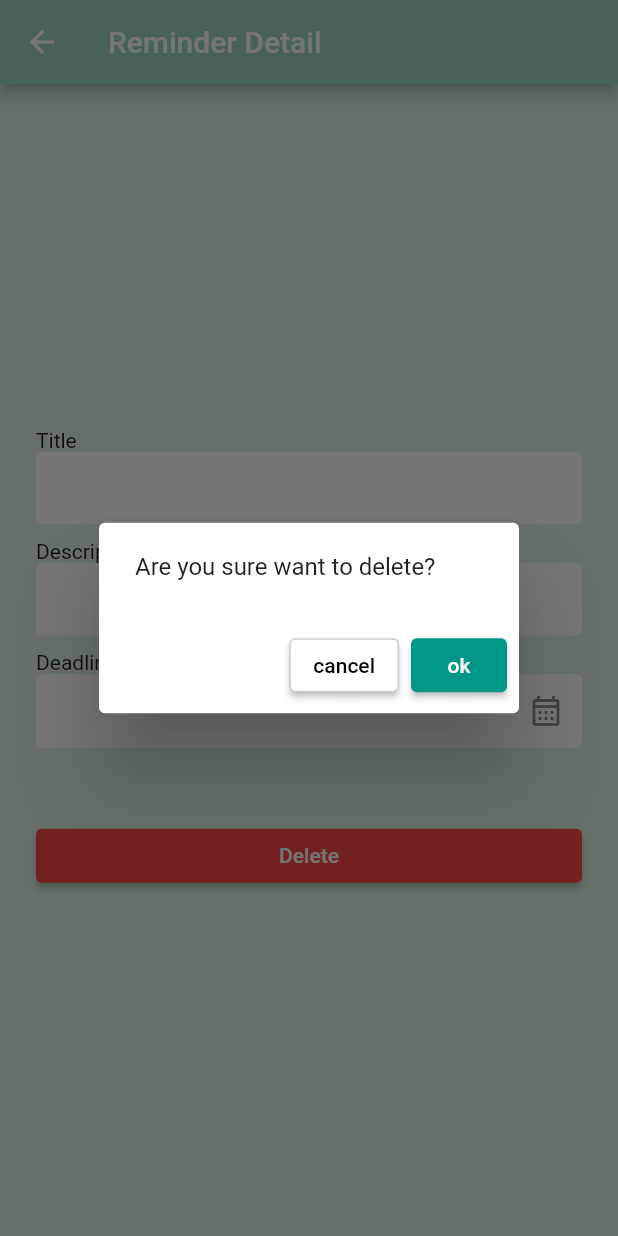
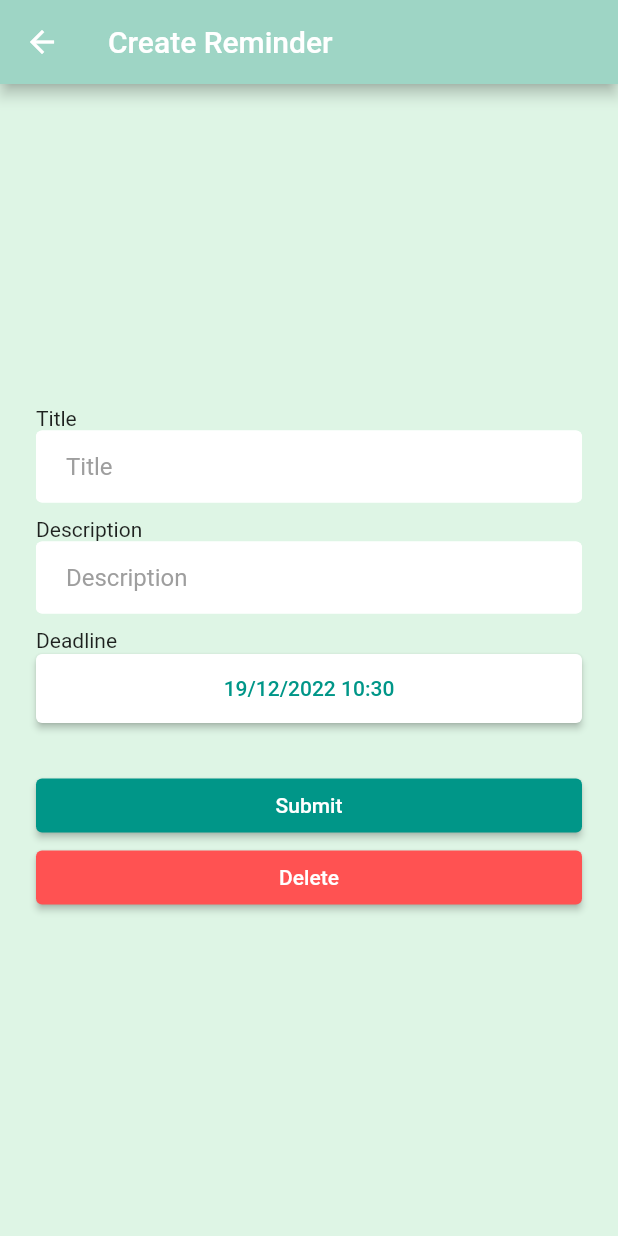
Before and after one commit to ikhsan34/buruan, a Flutter app: the ReminderDetail screen opened by its route, after a tap on "Delete", on a phone screen of 412 x 824 dp. Run offline on Flutter 3.47's test engine with Material 2 defaults, Android fonts, the phone set to English and light mode, and no system bars; our stand-ins replace flutter_spinkit, shared_preferences; accounts and stored records are empty; network calls fail.

Commit message:
updateReminder

```diff
--- a/lib/dashboard.dart
+++ b/lib/dashboard.dart
@@ -169,6 +169,9 @@ class _DashboardState extends State<Dashboard> {
                         )
                       ],
                     ),
+                    onTap: () {
+                      Navigator.of(context).push(MaterialPageRoute(builder: (context) => ReminderDetail(),));
+                    },
                   ),
                 );
               })),
--- a/lib/reminderDetail.dart
+++ b/lib/reminderDetail.dart
@@ -1,20 +1,197 @@
 import 'package:flutter/material.dart';
+import 'package:flutter/src/widgets/container.dart';
+import 'package:flutter/src/widgets/framework.dart';
+import 'package:shared_preferences/shared_preferences.dart';
+import 'dart:convert';
+import 'package:http/http.dart' as http;
 
 class ReminderDetail extends StatefulWidget {
   static String tag = 'ReminderDetail-page';
+  const ReminderDetail({super.key});
 
-  const ReminderDetail({super.key});
   @override
-  _ReminderDetailState createState() => _ReminderDetailState();
+  State<ReminderDetail> createState() => _ReminderDetailState();
 }
 
 class _ReminderDetailState extends State<ReminderDetail> {
+
+
+  final Future _prefs = SharedPreferences.getInstance();
+  bool isLoading = false;
+
+
+  DateTime dateTime = DateTime.now();
+  bool isGroup = false;
+  List group = [];
+  Object selectedGroup = '';
+
+
+  void getGroup() async {
+    // API
+    const api = 'http://ec2-13-250-57-227.ap-southeast-1.compute.amazonaws.com:5000';
+    final SharedPreferences prefs = await _prefs;
+    Map user = jsonDecode(prefs.getString('user') ?? '{}');
+
+    String token = 'Bearer ${prefs.getString('access_token')}';
+    Map<String, String> header = {'Authorization': token};
+
+    var response = await http.get(Uri.parse("$api/group/user/${user['id']}"), headers: header);
+    var result = jsonDecode(response.body)['group'];
+
+    if(result != null) {
+      for (var item in result) {
+        await http.get(Uri.parse("$api/group/${item['group_id']}"), headers: header).then((value)  {
+          var response = jsonDecode(value.body);
+          item['group_name'] = response['group']['name'];
+        });
+      }
+    }
+
+    if(mounted) {
+      setState(() {
+        group = result ?? [];
+        isLoading = false;
+        if (group.isNotEmpty) {
+          selectedGroup = group[0]['group_id'];
+        }
+      });
+    }
+
+  }
+
+  // Create Reminder
+  void createReminder(String name, String desc, String deadline, ) async {
+
+    setState(() {
+      isLoading = true;
+    });
+
+    // API
+    const api = 'http://ec2-13-250-57-227.ap-southeast-1.compute.amazonaws.com:5000';
+    final SharedPreferences prefs = await _prefs;
+    Map user = jsonDecode(prefs.getString('user') ?? '{}');
+
+    String token = 'Bearer ${prefs.getString('access_token')}';
+    Map<String, String> header = {'Authorization': token};
+
+    Map data = {
+      'name': name,
+      'desc': desc,
+      'deadline': deadline
+    };
+
+
+    var response = await http.post(Uri.parse("$api/reminder"), body: data, headers: header);
+    if (response.statusCode == 200) {
+      // var jsonResponse = json.decode(response.body);
+      // print(jsonResponse);
+      setState(() {
+        isLoading = false;
+        Navigator.of(context).pop();
+      });
+    } else {
+      setState(() {
+        isLoading = false;
+      });
+    }
+
+  }
+
+  Future<DateTime?> pickDate() => showDatePicker(
+    context: context,
+    initialDate: dateTime,
+    firstDate: DateTime.now(),
+    lastDate: DateTime(2100),
+    builder: (context, child) {
+      return Theme(
+        data: Theme.of(context).copyWith(
+          colorScheme: const ColorScheme.light(
+            primary: Color(0xFF009688)
+          ),
+        ),
+        child: child!,
+      );
+    },
+  );
+
+  Future<TimeOfDay?> pickTime() => showTimePicker(
+    context: context,
+    initialTime: TimeOfDay(hour: dateTime.hour, minute: dateTime.minute),
+    builder: (context, child) {
+      return Theme(
+        data: Theme.of(context).copyWith(
+          colorScheme: const ColorScheme.light(
+            primary: Color(0xFF009688)
+          ),
+        ),
+        child: child!,
+      );
+    },
+  );
+
+  Future pickDateTime() async {
+
+    DateTime? date = await pickDate();
+    if(date == null) return;
+
+    TimeOfDay? time = await pickTime();
+    if(time == null) return;
+
+    final dateTime = DateTime(
+      date.year,
+      date.month,
+      date.day,
+      time.hour,
+      time.minute
+    );
+
+    setState(() {
+      this.dateTime = dateTime;
+    });
+    //print(dateTime);
+  }
+
+  @override
+  void initState() {
+    // TODO: implement initState
+    super.initState();
+    getGroup();
+  }
+
+  final nameController = TextEditingController();
+  final descController = TextEditingController();
+
   @override
   Widget build(BuildContext context) {
-    final title = TextFormField(
+
+    //print(selectedGroup);
+
+    final hours = dateTime.hour.toString().padLeft(2, '0');
+    final minutes = dateTime.minute.toString().padLeft(2, '0');
+
+    return Scaffold(
+      appBar: AppBar(
+        title: const Text("Create Reminder"),
+        backgroundColor: const Color(0xFF9ED5C5),
+      ),
+      backgroundColor: const Color(0xFFDEF5E5),
+      body: Center(
+        child: ListView(
+          shrinkWrap: true,
+          padding: const EdgeInsets.only(left: 24.0, right: 24.0),
+          children: <Widget>[
+
+            // Title form
+            const Text("Title"),
+            TextFormField(
+              controller: nameController,
               keyboardType: TextInputType.text,
               autofocus: false,
               decoration: InputDecoration(
+                hintText: 'Title',
+                hintStyle: const TextStyle(
+                  color: Colors.grey
+                ),
                 filled: true,
                 fillColor: Colors.white,
                 contentPadding: const EdgeInsets.fromLTRB(20.0, 10.0, 20.0, 10.0),
@@ -22,30 +199,20 @@ class _ReminderDetailState extends State<ReminderDetail> {
                 enabledBorder: const OutlineInputBorder(
                     borderSide: BorderSide(color: Colors.white)),
               ),
-    );
+            ),
+            const SizedBox(height: 10.0),
 
-    final deadline = TextFormField(
-        keyboardType: TextInputType.datetime,
-        autofocus: false,
-        decoration: InputDecoration(
-            filled: true,
-            fillColor: Colors.white,
-            contentPadding: const EdgeInsets.fromLTRB(20.0, 20.0, 20.0, 10.0),
-            border: OutlineInputBorder(borderRadius: BorderRadius.circular(10)),
-            enabledBorder: const OutlineInputBorder(
-                borderSide: BorderSide(color: Colors.white)),
-            suffixIcon: Align(
-              widthFactor: 1.0,
-              heightFactor: 1.0,
-              child: Icon(
-                Icons.calendar_month_outlined,
-              ),
-            )));
-
-    final description = TextFormField(
+            // Description Form
+            const Text("Description"),
+            TextFormField(
+              controller: descController,
               keyboardType: TextInputType.text,
               autofocus: false,
               decoration: InputDecoration(
+                hintText: 'Description',
+                hintStyle: const TextStyle(
+                  color: Colors.grey
+                ),
                 filled: true,
                 fillColor: Colors.white,
                 contentPadding: const EdgeInsets.fromLTRB(20.0, 10.0, 20.0, 10.0),
@@ -53,63 +220,47 @@ class _ReminderDetailState extends State<ReminderDetail> {
                 enabledBorder: const OutlineInputBorder(
                     borderSide: BorderSide(color: Colors.white)),
               ),
-    );
+            ),
+            const SizedBox(height: 10.0),
 
-    final DeleteButton = Padding(
+            // Deadline form
+            const Text("Deadline"),
+            ElevatedButton(
+              style: ElevatedButton.styleFrom(
+                backgroundColor: Colors.white,
+                padding: EdgeInsets.symmetric(vertical: 15)
+              ),
+              onPressed: (() {
+                pickDateTime();
+              }),
+              child: Text('${dateTime.day}/${dateTime.month}/${dateTime.year} $hours:$minutes', style: const TextStyle(color: Color(0xFF009688)),),
+            ),
+            const SizedBox(height: 30),
+
+            // Submit button
+            Padding(
               padding: const EdgeInsets.symmetric(vertical: 0),
               child: ElevatedButton(
-        style: ElevatedButton.styleFrom(backgroundColor: Color(0xFFFF4848)),
-        onPressed: () => showDialog<String>(
-          context: context,
-          builder: (BuildContext context) => AlertDialog(
-            content: const Text('Are you sure want to delete?'),
-            actions: <Widget>[
-              ElevatedButton(
-                style: ElevatedButton.styleFrom(
-                    side: BorderSide(
-                      color: Colors.black.withOpacity(0.2),
-                    ),
-                    backgroundColor: Colors.white),
-                onPressed: () => Navigator.pop(context, 'cancel'),
-                child: const Text(
-                  'cancel',
-                  style: TextStyle(color: Colors.black),
+                style: ElevatedButton.styleFrom(backgroundColor: const Color(0xFF009688)),
+                onPressed: () {
+                  createReminder(nameController.text, descController.text, '${dateTime.year}/${dateTime.day}/${dateTime.month} $hours:$minutes:00');
+                },
+                child: const Text('Submit'),
               ),
             ),
-              ElevatedButton(
-                style: ElevatedButton.styleFrom(
-                    backgroundColor: Color(0xFF009688)),
-                onPressed: () => Navigator.pop(context, 'ok'),
-                child: const Text('ok'),
-              ),
-            ],
+
+            // Delete button
+            Padding(
+              padding: const EdgeInsets.symmetric(vertical: 0),
+              child: ElevatedButton(
+                style: ElevatedButton.styleFrom(backgroundColor: Colors.redAccent),
+                onPressed: () {
+                  createReminder(nameController.text, descController.text, '${dateTime.year}/${dateTime.day}/${dateTime.month} $hours:$minutes:00');
+                },
+                child: const Text('Delete'),
               ),
             ),
-        child: const Text('Delete'),
-      ),
-    );
 
-    return Scaffold(
-      appBar: AppBar(
-        title: Text("Reminder Detail"),
-        backgroundColor: Color(0xFF9ED5C5),
-      ),
-      backgroundColor: const Color(0xFFDEF5E5),
-      body: Center(
-        child: ListView(
-          shrinkWrap: true,
-          padding: const EdgeInsets.only(left: 24.0, right: 24.0),
-          children: <Widget>[
-            Text("Title"),
-            title,
-            const SizedBox(height: 10.0),
-            Text("Description"),
-            description,
-            const SizedBox(height: 10.0),
-            Text("Deadline"),
-            deadline,
-            const SizedBox(height: 48),
-            DeleteButton,
           ],
         ),
       ),
```
Also changed, not shown: lib/model/group.dart (deleted), lib/model/reminder.dart (deleted), lib/model/user.dart (deleted). Lines whose indentation alone changed are shown as unchanged.
